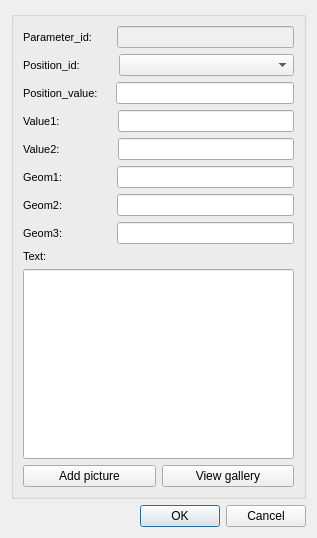
Before: the Qt Designer form ui/event_ud_arc_rehabit.ui in Giswater/giswater_qgis_plugin, drawn with Qt 5.
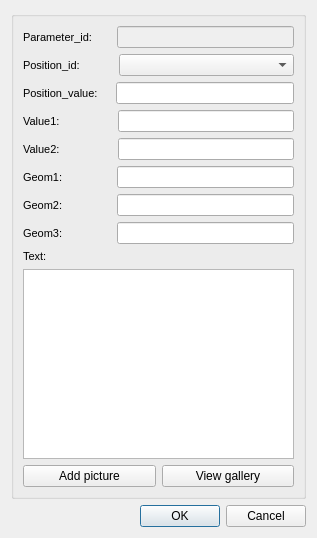
After: the same form once the commit is applied.

Patch:
```diff
--- a/ui/event_ud_arc_rehabit.ui
+++ b/ui/event_ud_arc_rehabit.ui
@@ -437,20 +437,7 @@
        </widget>
       </item>
       <item>
-       <widget class="QLineEdit" name="text">
-        <property name="sizePolicy">
-         <sizepolicy hsizetype="Expanding" vsizetype="Expanding">
-          <horstretch>0</horstretch>
-          <verstretch>0</verstretch>
-         </sizepolicy>
-        </property>
-        <property name="text">
-         <string/>
-        </property>
-        <property name="frame">
-         <bool>true</bool>
-        </property>
-       </widget>
+       <widget class="QTextEdit" name="text"/>
       </item>
       <item>
        <layout class="QHBoxLayout" name="horizontalLayout_9">
```
Left out of the diff: 1 changed line with no effect on the pictures.
